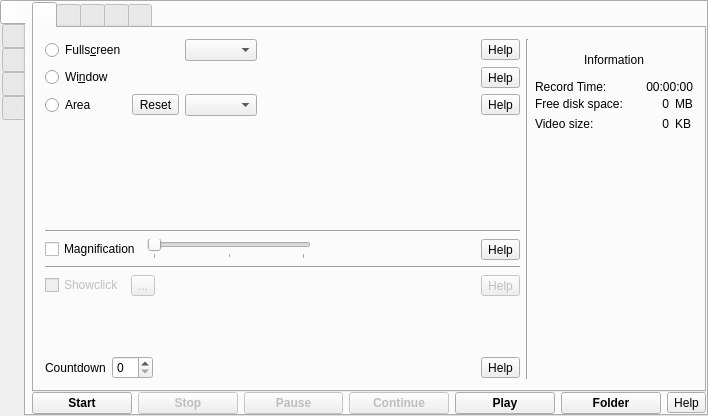
Above: src/formMainWindow.ui from vkohaupt/vokoscreenNG before the change. Below: the same form after it.
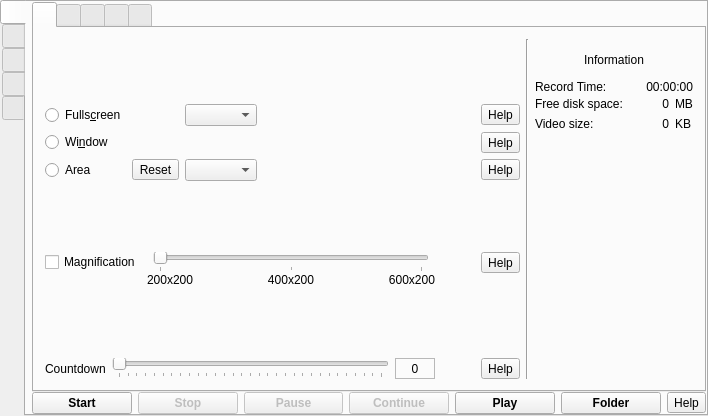
That is the form after the change. Icons and pictures are not drawn.

```diff
--- a/src/formMainWindow.ui
+++ b/src/formMainWindow.ui
@@ -107,6 +107,19 @@
            <layout class="QHBoxLayout" name="horizontalLayout_2">
             <item>
              <layout class="QVBoxLayout" name="verticalLayout_7">
+              <item>
+               <spacer name="verticalSpacer_10">
+                <property name="orientation">
+                 <enum>Qt::Vertical</enum>
+                </property>
+                <property name="sizeHint" stdset="0">
+                 <size>
+                  <width>20</width>
+                  <height>40</height>
+                 </size>
+                </property>
+               </spacer>
+              </item>
               <item>
                <layout class="QGridLayout" name="gridLayout_3">
                 <item row="2" column="2">
@@ -193,19 +206,6 @@
                 </item>
                </layout>
               </item>
-              <item>
-               <spacer name="verticalSpacer_10">
-                <property name="orientation">
-                 <enum>Qt::Vertical</enum>
-                </property>
-                <property name="sizeHint" stdset="0">
-                 <size>
-                  <width>20</width>
-                  <height>40</height>
-                 </size>
-                </property>
-               </spacer>
-              </item>
               <item>
                <spacer name="verticalSpacer_13">
                 <property name="orientation">
@@ -220,21 +220,67 @@
                </spacer>
               </item>
               <item>
-               <widget class="Line" name="line_7">
-                <property name="orientation">
-                 <enum>Qt::Horizontal</enum>
+               <layout class="QGridLayout" name="gridLayout_9" rowstretch="0,0" columnstretch="0,1,0,0">
+                <property name="verticalSpacing">
+                 <number>0</number>
                 </property>
-               </widget>
-              </item>
-              <item>
-               <layout class="QHBoxLayout" name="horizontalLayout_8">
-                <item>
+                <item row="0" column="0">
                  <widget class="QCheckBox" name="checkBoxMagnifier">
                   <property name="text">
                    <string>Magnification</string>
                   </property>
                  </widget>
                 </item>
+                <item row="1" column="1">
+                 <layout class="QHBoxLayout" name="horizontalLayout_32">
+                  <item>
+                   <widget class="QLabel" name="label_20">
+                    <property name="text">
+                     <string>200x200</string>
+                    </property>
+                   </widget>
+                  </item>
+                  <item>
+                   <widget class="QLabel" name="label_22">
+                    <property name="text">
+                     <string>400x200</string>
+                    </property>
+                    <property name="alignment">
+                     <set>Qt::AlignCenter</set>
+                    </property>
+                   </widget>
+                  </item>
+                  <item>
+                   <widget class="QLabel" name="label_23">
+                    <property name="text">
+                     <string>600x200</string>
+                    </property>
+                    <property name="alignment">
+                     <set>Qt::AlignRight|Qt::AlignTrailing|Qt::AlignVCenter</set>
+                    </property>
+                   </widget>
+                  </item>
+                 </layout>
+                </item>
+                <item row="0" column="3">
+                 <widget class="QToolButton" name="help_screencast_magnifier">
+                  <property name="text">
+                   <string notr="true">Help</string>
+                  </property>
+                 </widget>
+                </item>
+                <item row="0" column="1">
+                 <layout class="QHBoxLayout" name="horizontalLayout_8" stretch="0,1,0">
+                  <item>
+                   <widget class="QFrame" name="frame_3">
+                    <property name="frameShape">
+                     <enum>QFrame::StyledPanel</enum>
+                    </property>
+                    <property name="frameShadow">
+                     <enum>QFrame::Raised</enum>
+                    </property>
+                   </widget>
+                  </item>
                 <item>
                  <widget class="QSlider" name="sliderMagnification">
                   <property name="minimum">
@@ -255,68 +301,19 @@
                  </widget>
                 </item>
                 <item>
-                 <spacer name="horizontalSpacer_15">
-                  <property name="orientation">
-                   <enum>Qt::Horizontal</enum>
-                  </property>
-                  <property name="sizeHint" stdset="0">
-                   <size>
-                    <width>40</width>
-                    <height>20</height>
-                   </size>
-                  </property>
-                 </spacer>
-                </item>
-                <item>
-                 <widget class="QToolButton" name="help_screencast_magnifier">
-                  <property name="text">
-                   <string notr="true">Help</string>
+                   <widget class="QFrame" name="frame">
+                    <property name="frameShape">
+                     <enum>QFrame::StyledPanel</enum>
+                    </property>
+                    <property name="frameShadow">
+                     <enum>QFrame::Raised</enum>
                   </property>
                  </widget>
                 </item>
                </layout>
               </item>
-              <item>
-               <widget class="Line" name="line_10">
-                <property name="orientation">
-                 <enum>Qt::Horizontal</enum>
-                </property>
-               </widget>
-              </item>
-              <item>
-               <layout class="QGridLayout" name="gridLayout_7">
-                <item row="0" column="5">
-                 <widget class="QToolButton" name="help_screencast_showclick">
-                  <property name="enabled">
-                   <bool>false</bool>
-                  </property>
-                  <property name="text">
-                   <string notr="true">Help</string>
-                  </property>
-                 </widget>
-                </item>
-                <item row="0" column="0">
-                 <widget class="QCheckBox" name="checkBoxShowClick">
-                  <property name="enabled">
-                   <bool>false</bool>
-                  </property>
-                  <property name="text">
-                   <string>Showclick</string>
-                  </property>
-                 </widget>
-                </item>
                 <item row="0" column="2">
-                 <widget class="QToolButton" name="toolButtonShowKlick">
-                  <property name="enabled">
-                   <bool>false</bool>
-                  </property>
-                  <property name="text">
-                   <string notr="true">...</string>
-                  </property>
-                 </widget>
-                </item>
-                <item row="0" column="3">
-                 <spacer name="horizontalSpacer_17">
+                 <spacer name="horizontalSpacer_16">
                   <property name="orientation">
                    <enum>Qt::Horizontal</enum>
                   </property>
@@ -344,7 +341,7 @@
                </spacer>
               </item>
               <item>
-               <layout class="QHBoxLayout" name="horizontalLayout_30">
+               <layout class="QHBoxLayout" name="horizontalLayout_30" stretch="0,7,1,0,0">
                 <item>
                  <widget class="QLabel" name="labelCountdown">
                   <property name="text">
@@ -356,10 +353,42 @@
                  </widget>
                 </item>
                 <item>
-                 <widget class="QSpinBox" name="spinBoxCountDown"/>
+                 <widget class="QSlider" name="spinBoxCountDown">
+                  <property name="toolTip">
+                   <string>11111111</string>
+                  </property>
+                  <property name="maximum">
+                   <number>30</number>
+                  </property>
+                  <property name="pageStep">
+                   <number>4</number>
+                  </property>
+                  <property name="orientation">
+                   <enum>Qt::Horizontal</enum>
+                  </property>
+                  <property name="tickPosition">
+                   <enum>QSlider::TicksBelow</enum>
+                  </property>
+                 </widget>
                 </item>
                 <item>
-                 <spacer name="horizontalSpacer_16">
+                 <widget class="QLabel" name="labelCountDown">
+                  <property name="frameShape">
+                   <enum>QFrame::StyledPanel</enum>
+                  </property>
+                  <property name="frameShadow">
+                   <enum>QFrame::Raised</enum>
+                  </property>
+                  <property name="text">
+                   <string notr="true">0</string>
+                  </property>
+                  <property name="alignment">
+                   <set>Qt::AlignCenter</set>
+                  </property>
+                 </widget>
+                </item>
+                <item>
+                 <spacer name="horizontalSpacer_15">
                   <property name="orientation">
                    <enum>Qt::Horizontal</enum>
                   </property>
```
Left out of the diff: 3 changed lines with no effect on the pictures. Lines whose indentation alone changed are shown as unchanged.
